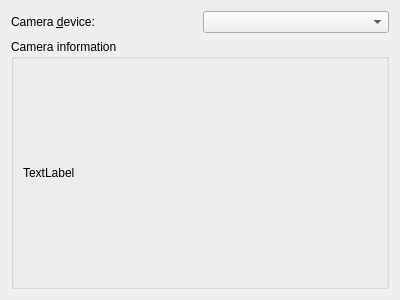
FreeHealth/freehealth, file plugins/webcamplugin/webcampreferences.ui: the form before one commit.
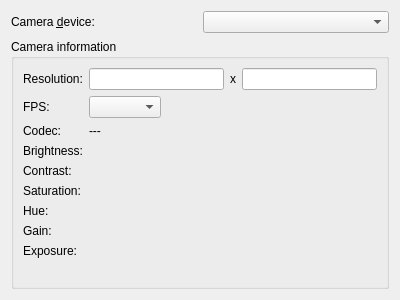
The form after the commit.

```diff
--- a/plugins/webcamplugin/webcampreferences.ui
+++ b/plugins/webcamplugin/webcampreferences.ui
@@ -49,11 +49,97 @@
      <property name="title">
       <string>Camera information</string>
      </property>
-     <layout class="QVBoxLayout" name="verticalLayout_2">
-      <item>
+     <layout class="QFormLayout" name="formLayout">
+      <property name="fieldGrowthPolicy">
+       <enum>QFormLayout::ExpandingFieldsGrow</enum>
+      </property>
+      <item row="0" column="0">
        <widget class="QLabel" name="deviceInfoLabel">
         <property name="text">
-         <string>TextLabel</string>
+         <string>Resolution:</string>
+        </property>
+       </widget>
+      </item>
+      <item row="0" column="1">
+       <layout class="QHBoxLayout" name="horizontalLayout_2">
+        <item>
+         <widget class="QLineEdit" name="heightEdit"/>
+        </item>
+        <item>
+         <widget class="QLabel" name="xLabel">
+          <property name="text">
+           <string>x</string>
+          </property>
+         </widget>
+        </item>
+        <item>
+         <widget class="QLineEdit" name="widthEdit"/>
+        </item>
+       </layout>
+      </item>
+      <item row="1" column="0">
+       <widget class="QLabel" name="label_2">
+        <property name="text">
+         <string>FPS:</string>
+        </property>
+       </widget>
+      </item>
+      <item row="1" column="1">
+       <widget class="QComboBox" name="comboBox"/>
+      </item>
+      <item row="2" column="0">
+       <widget class="QLabel" name="label_3">
+        <property name="text">
+         <string>Codec:</string>
+        </property>
+       </widget>
+      </item>
+      <item row="2" column="1">
+       <widget class="QLabel" name="label_4">
+        <property name="text">
+         <string>---</string>
+        </property>
+       </widget>
+      </item>
+      <item row="3" column="0">
+       <widget class="QLabel" name="label_5">
+        <property name="text">
+         <string>Brightness:</string>
+        </property>
+       </widget>
+      </item>
+      <item row="4" column="0">
+       <widget class="QLabel" name="label_6">
+        <property name="text">
+         <string>Contrast:</string>
+        </property>
+       </widget>
+      </item>
+      <item row="5" column="0">
+       <widget class="QLabel" name="label_7">
+        <property name="text">
+         <string>Saturation:</string>
+        </property>
+       </widget>
+      </item>
+      <item row="6" column="0">
+       <widget class="QLabel" name="label_8">
+        <property name="text">
+         <string>Hue:</string>
+        </property>
+       </widget>
+      </item>
+      <item row="7" column="0">
+       <widget class="QLabel" name="label_9">
+        <property name="text">
+         <string>Gain:</string>
+        </property>
+       </widget>
+      </item>
+      <item row="8" column="0">
+       <widget class="QLabel" name="label_10">
+        <property name="text">
+         <string>Exposure:</string>
         </property>
        </widget>
       </item>
```
